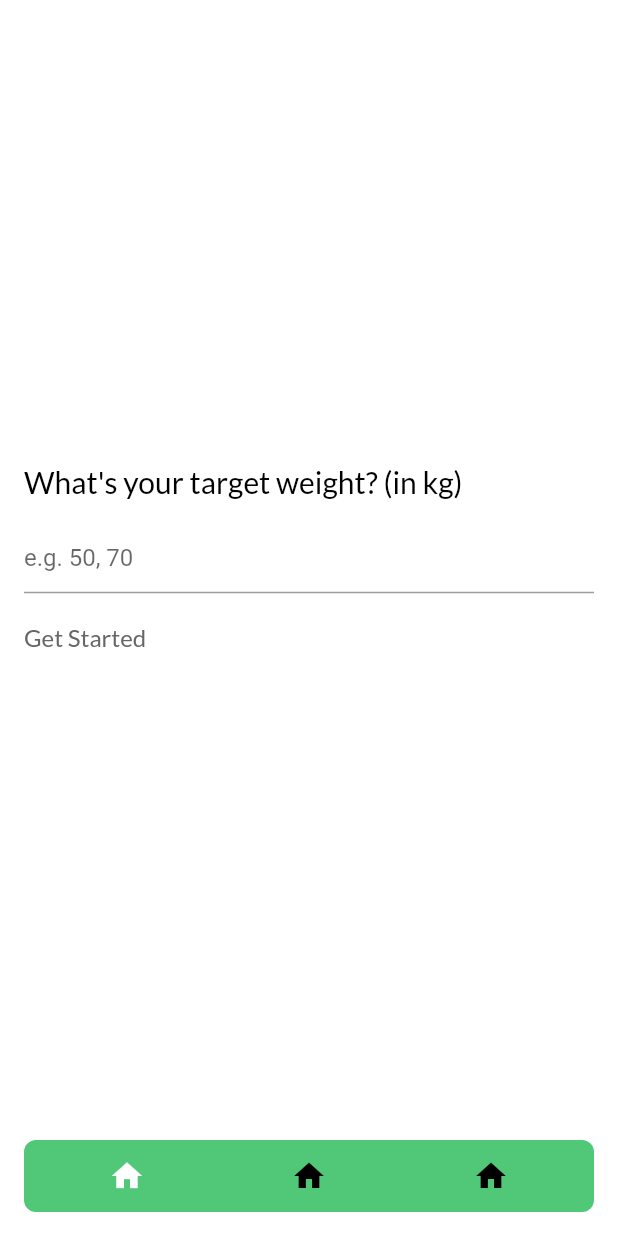
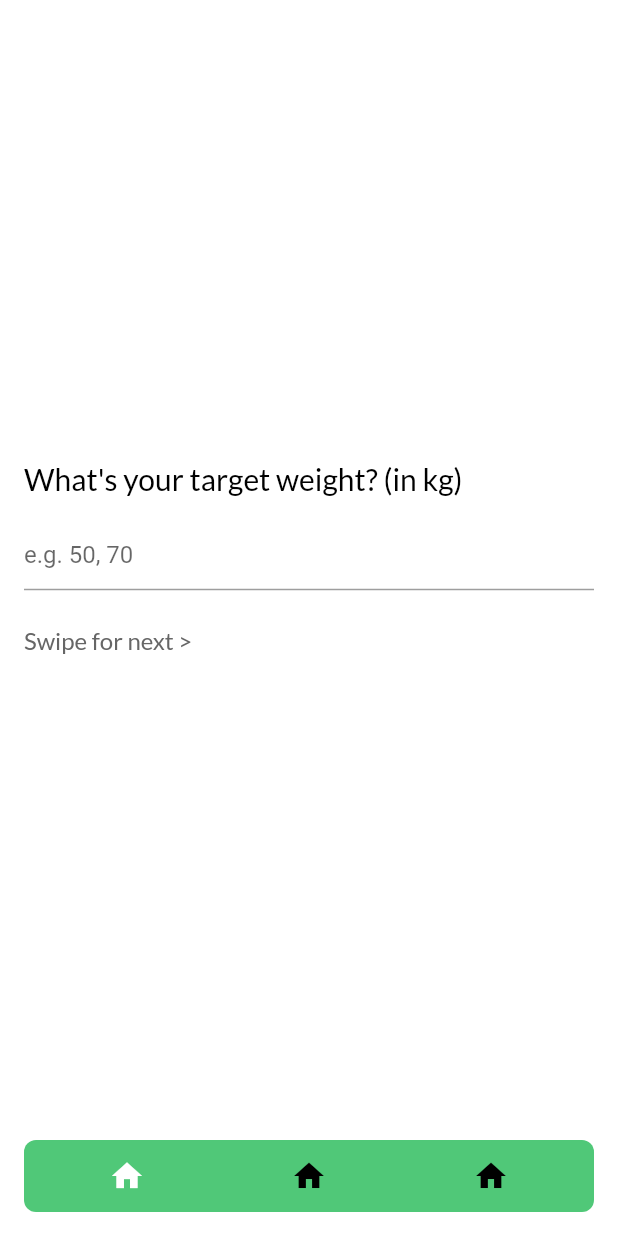
Before and after one commit to bhav-khurana/inter-iit-prep, a Flutter app: the screen it shows after launch, swiped to page 3, on a phone screen of 412 x 824 dp. Run offline on Flutter 3.47's test engine with Material 2 defaults, Android fonts, the phone set to English and light mode, and no system bars; drawn by our look-alikes of floating_bottom_navigation_bar; our stand-ins replace animated_splash_screen, google_fonts.

Commit message:
Complete health tech info page

```diff
--- a/lib/features/healthtech/healthTechScreen.dart
+++ b/lib/features/healthtech/healthTechScreen.dart
@@ -13,6 +13,7 @@ class _HealthTechScreenState extends State<HealthTechScreen> {
   TextEditingController genderController = TextEditingController();
   TextEditingController weightController = TextEditingController();
   TextEditingController targetWeightController = TextEditingController();
+  TextEditingController durationController = TextEditingController();
 
   PageController pageController = PageController();
   int _curr = 0;
@@ -35,7 +36,8 @@ class _HealthTechScreenState extends State<HealthTechScreen> {
           children: [
             InfoPage(question: 'What\'s your gender?', hint: 'Male/Female', controller: genderController, isLastPage: false,),
             InfoPage(question: 'What\'s your current weight? (in kg)', hint: 'e.g. 50, 65', controller: weightController, isLastPage: false,),
-            InfoPage(question: 'What\'s your target weight? (in kg)', hint: 'e.g. 50, 70', controller: targetWeightController, isLastPage: true,),
+            InfoPage(question: 'What\'s your target weight? (in kg)', hint: 'e.g. 50, 70', controller: targetWeightController, isLastPage: false,),
+            InfoPage(question: 'Expected duration to reach your target', hint: 'e.g. 2 weeks, 1 month', controller: durationController, isLastPage: true,),
           ],
 
         )
--- a/lib/features/healthtech/infoPage.dart
+++ b/lib/features/healthtech/infoPage.dart
@@ -32,21 +32,23 @@ class _InfoPageState extends State<InfoPage> {
         MediumText(text: widget.question),
         const SizedBox(height: 14,),
         InputField(controller: widget.controller, hint: widget.hint),
-        const SizedBox(height: 20,),
+        const SizedBox(height: 24,),
         widget.isLastPage ? Text(
           'Get Started',
           style: GoogleFonts.lato(
               textStyle: const TextStyle(
-                  fontSize: 16,
-                  color: AppColors.infoGreyColor
+                fontSize: 20,
+                color: AppColors.greenColor,
+                fontWeight: FontWeight.w500,
+                decoration: TextDecoration.underline
               )
           ),
         ) : Text(
           'Swipe for next >',
           style: GoogleFonts.lato(
               textStyle: const TextStyle(
-                  fontSize: 16,
-                  color: AppColors.infoGreyColor
+                fontSize: 16,
+                color: AppColors.infoGreyColor
               )
           ),
         ),
```
